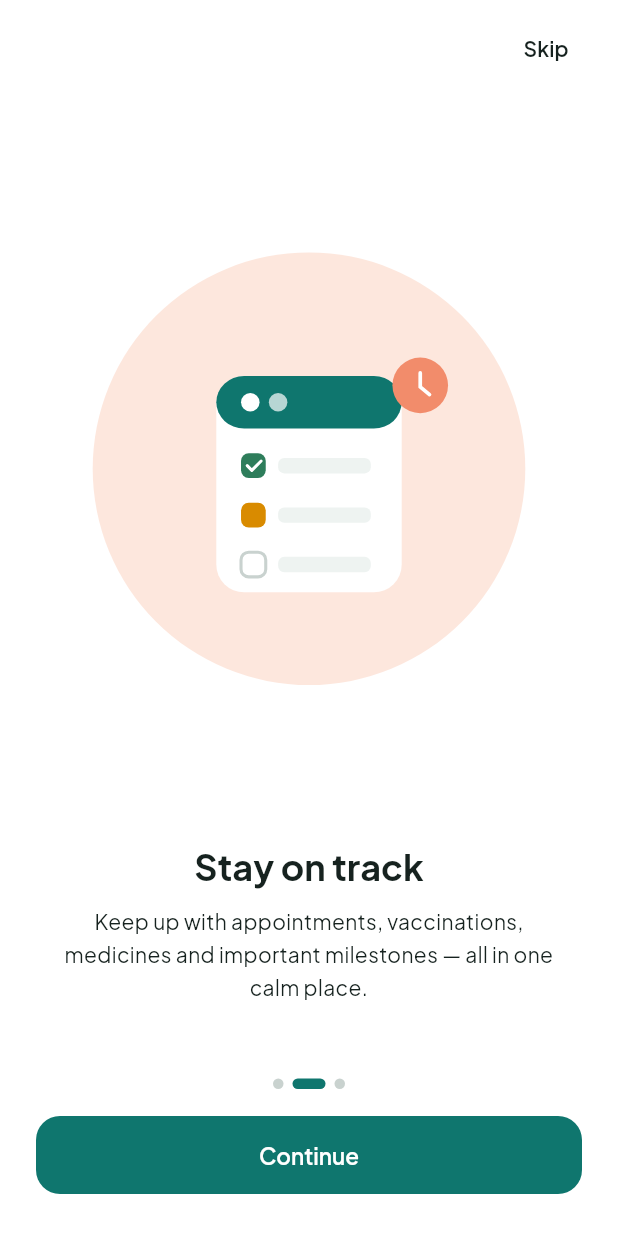
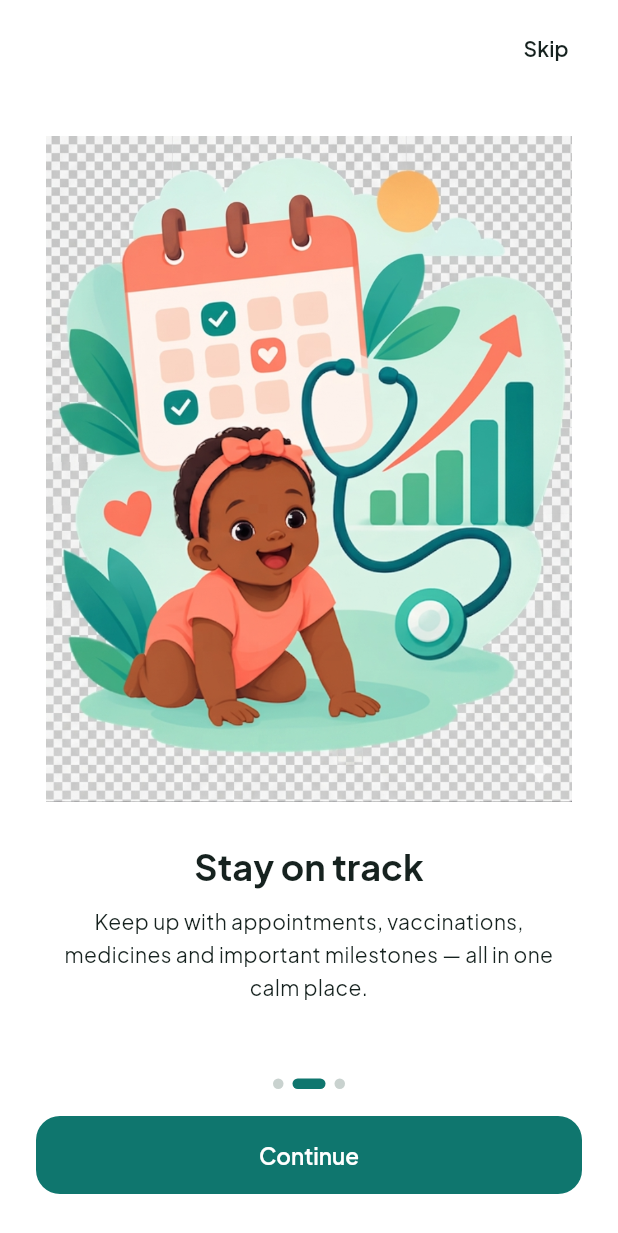
Before and after one commit to S-Winter360/nurture_ai, a Flutter app: the screen it shows after launch, swiped to page 2, on a phone screen of 412 x 824 dp. Shown: the top 1233 px of the screen. Run offline on Flutter 3.47's test engine with Material 3 defaults, Android fonts, the phone set to English and light mode, and no system bars; our stand-ins replace cloud_firestore, file_picker, firebase_auth, firebase_core, flutter_local_notifications, flutter_riverpod and 6 more; accounts and stored records are empty; statements that could not run were skipped.

Commit message:
Update onboarding images and optimize asset loading for improved performance

```diff
--- a/lib/main.dart
+++ b/lib/main.dart
@@ -259,6 +259,7 @@ class _SplashScreenState extends ConsumerState<SplashScreen> with SingleTickerPr
                   child: Image.asset(
                     'assets/logo_horizontal.png',
                     fit: BoxFit.contain,
+                    cacheWidth: 800, // <--- ADD THIS to save RAM!
                     errorBuilder: (context, error, stackTrace) {
                        // If filename is wrong, falls back to heart safely
                        return const Icon(Icons.favorite_rounded, size: 64, color: AppTheme.primary);
--- a/lib/screens/onboarding_screen.dart
+++ b/lib/screens/onboarding_screen.dart
@@ -1,9 +1,7 @@
 import 'package:flutter/material.dart';
 import 'package:flutter_riverpod/flutter_riverpod.dart';
-import 'package:flutter_svg/flutter_svg.dart';
 import 'package:go_router/go_router.dart';
 import '../theme/app_theme.dart';
-import '../utils/nurture_illustrations.dart';
 import '../providers/data_providers.dart';
 
 class OnboardingScreen extends ConsumerStatefulWidget {
@@ -22,19 +20,19 @@ class _OnboardingScreenState extends ConsumerState<OnboardingScreen> {
       'showEyebrow': true,
       'title': 'Welcome to NurtureAI',
       'body': 'Your trusted companion for maternal and child care — built for families in Northern Ghana.',
-      'svg': NurtureIllustrations.onboardingWelcome,
+      'image': 'assets/onboarding_1.png',
     },
     {
       'showEyebrow': false,
       'title': 'Stay on track',
       'body': 'Keep up with appointments, vaccinations, medicines and important milestones — all in one calm place.',
-      'svg': NurtureIllustrations.onboardingTrack,
+      'image': 'assets/onboarding_2.png',
     },
     {
       'showEyebrow': false,
       'title': 'Care, even offline',
       'body': 'Access essential health guidance even when internet connectivity is limited.',
-      'svg': NurtureIllustrations.onboardingOffline,
+      'image': 'assets/onboarding_3.png',
     },
   ];
 
@@ -67,6 +65,7 @@ class _OnboardingScreenState extends ConsumerState<OnboardingScreen> {
       body: SafeArea(
         child: Column(
           children: [
+            // SKIP BUTTON
             Align(
               alignment: Alignment.topRight,
               child: Padding(
@@ -77,6 +76,8 @@ class _OnboardingScreenState extends ConsumerState<OnboardingScreen> {
                 ),
               ),
             ),
+
+            // PAGE CONTENT
             Expanded(
               child: PageView.builder(
                 controller: _pageController,
@@ -88,7 +89,23 @@ class _OnboardingScreenState extends ConsumerState<OnboardingScreen> {
                     padding: const EdgeInsets.symmetric(horizontal: 28.0),
                     child: Column(
                       children: [
-                        Expanded(child: Center(child: SvgPicture.string(page['svg'] as String, width: MediaQuery.of(context).size.width * 0.75, fit: BoxFit.contain))),
+                        // MAIN ILLUSTRATION
+                        Expanded(
+                          child: Center(
+                            child: Image.asset(
+                              page['image'] as String,
+                              width: MediaQuery.of(context).size.width * 0.85,
+                              fit: BoxFit.contain,
+                              cacheWidth: 800, // <--- FIX: Forces Flutter to shrink huge AI images in RAM!
+                              errorBuilder: (context, error, stackTrace) {
+                                // If the image is still too big or missing, show a grey icon instead of crashing
+                                return const Icon(Icons.image_not_supported_rounded, size: 64, color: Colors.grey);
+                              }
+                            ),
+                          ),
+                        ),
+
+                        // TEXT BLOCK
                         Column(
                           mainAxisSize: MainAxisSize.min,
                           children: [
@@ -107,6 +124,8 @@ class _OnboardingScreenState extends ConsumerState<OnboardingScreen> {
                 },
               ),
             ),
+
+            // BOTTOM DOTS AND BUTTON
             Padding(
               padding: const EdgeInsets.symmetric(horizontal: 24.0, vertical: 28.0),
               child: Column(
@@ -143,7 +162,16 @@ class _OnboardingScreenState extends ConsumerState<OnboardingScreen> {
       child: Row(
         mainAxisSize: MainAxisSize.min,
         children: [
-          SvgPicture.string(NurtureIllustrations.logoMark, height: 13, width: 13),
+          ClipOval(
+            child: Image.asset(
+              'assets/logo.png',
+              height: 16,
+              width: 16,
+              fit: BoxFit.cover,
+              cacheWidth: 100, // <--- FIX: Shrinks the logo in RAM too
+              errorBuilder: (context, error, stackTrace) => const Icon(Icons.favorite, size: 12),
+            ),
+          ),
           const SizedBox(width: 6),
           Text('NurtureAI', style: Theme.of(context).textTheme.labelSmall?.copyWith(color: Theme.of(context).colorScheme.onPrimaryContainer, letterSpacing: 0, fontSize: 11.5)),
         ],
```
Also changed, not shown: assets/app_icon_mark.png, assets/logo_horizontal.png, assets/onboarding_1.png, assets/onboarding_2.png, assets/onboarding_3.png.
